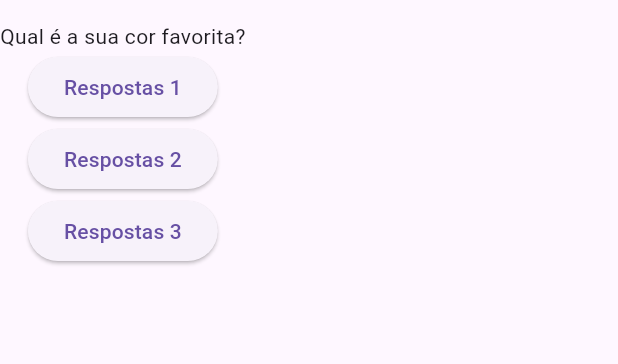
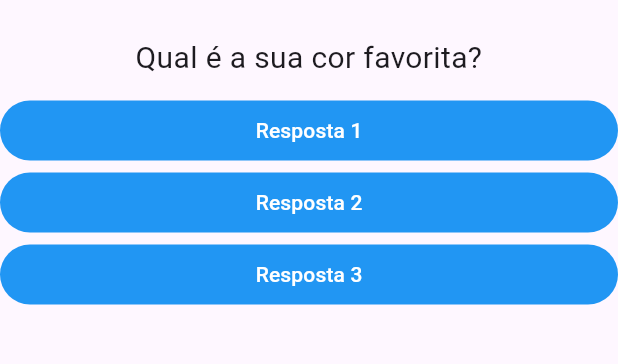
Before and after one commit to luiz-jacson/projeto_perguntas, a Flutter app: the screen it shows after launch, on a phone screen of 412 x 824 dp, the part 63-427 px from its top. Run offline on Flutter 3.47's test engine with Material 3 defaults, Android fonts, the phone set to English and light mode, and no system bars.

Commit message:
funções como parametro

```diff
--- a/lib/main.dart
+++ b/lib/main.dart
@@ -1,16 +1,18 @@
 import 'package:flutter/material.dart';
+import 'package:projeto_perguntas/questao.dart';
+import 'package:projeto_perguntas/resposta.dart';
 
 void main() {
   runApp(PerguntaApp());
 }
 
-class PerguntaAppState extends State<PerguntaApp> {
-  var perguntaSelecionada = 0;
+class _PerguntaAppState extends State<PerguntaApp> {
+  var _perguntaSelecionada = 0;
 
-  void responder() {
+  void _responder() {
     setState(() {
-      if (perguntaSelecionada < 1) {
-        perguntaSelecionada++;
+      if (_perguntaSelecionada < 1) {
+        _perguntaSelecionada++;
       }
     });
     print("Sua pergunta foi respondida!");
@@ -28,19 +30,10 @@ class PerguntaAppState extends State<PerguntaApp> {
         appBar: AppBar(title: Text('Perguntas')),
         body: Column(
           children: [
-            Text(perguntas[perguntaSelecionada]),
-            ElevatedButton(
-              onPressed: () => responder(),
-              child: Text('Respostas 1'),
-            ),
-            ElevatedButton(
-              onPressed: () => responder(),
-              child: Text('Respostas 2'),
-            ),
-            ElevatedButton(
-              onPressed: () => responder(),
-              child: Text('Respostas 3'),
-            ),
+            Questao(perguntas[_perguntaSelecionada]),
+            Resposta('Resposta 1', _responder),
+            Resposta('Resposta 2', _responder),
+            Resposta('Resposta 3', _responder),
           ],
         ),
       ),
@@ -50,7 +43,7 @@ class PerguntaAppState extends State<PerguntaApp> {
 
 class PerguntaApp extends StatefulWidget {
   @override
-  PerguntaAppState createState() {
-    return PerguntaAppState();
+  _PerguntaAppState createState() {
+    return _PerguntaAppState();
   }
 }
--- /dev/null
+++ b/lib/questao.dart
@@ -0,0 +1,22 @@
+import 'package:flutter/material.dart';
+
+class Questao extends StatelessWidget {
+
+  final String texto;
+
+  const Questao(this.texto, {super.key});
+
+  @override
+  Widget build(BuildContext context) {
+    return Container(
+      width: double.infinity,
+      margin: EdgeInsets.all(10),
+      child:
+        Text(
+          texto,
+          style: TextStyle(fontSize: 20),
+          textAlign: TextAlign.center,
+          ),
+    );
+  }
+}
--- /dev/null
+++ b/lib/resposta.dart
@@ -0,0 +1,25 @@
+import 'package:flutter/material.dart';
+
+class Resposta extends StatelessWidget {
+
+  final String texto;
+  final void Function() onSelecao;
+
+  const Resposta(this.texto, this.onSelecao, {super.key});
+
+  @override
+  Widget build(BuildContext context) {
+    return Container(
+      width: double.infinity,
+      child:
+        TextButton(
+                  style: ElevatedButton.styleFrom(
+                    foregroundColor: Colors.white,
+                    backgroundColor: Colors.blue
+                  ),
+                  onPressed: () => onSelecao(),
+                  child: Text(texto),
+        ),
+    );
+  }
+}
```
